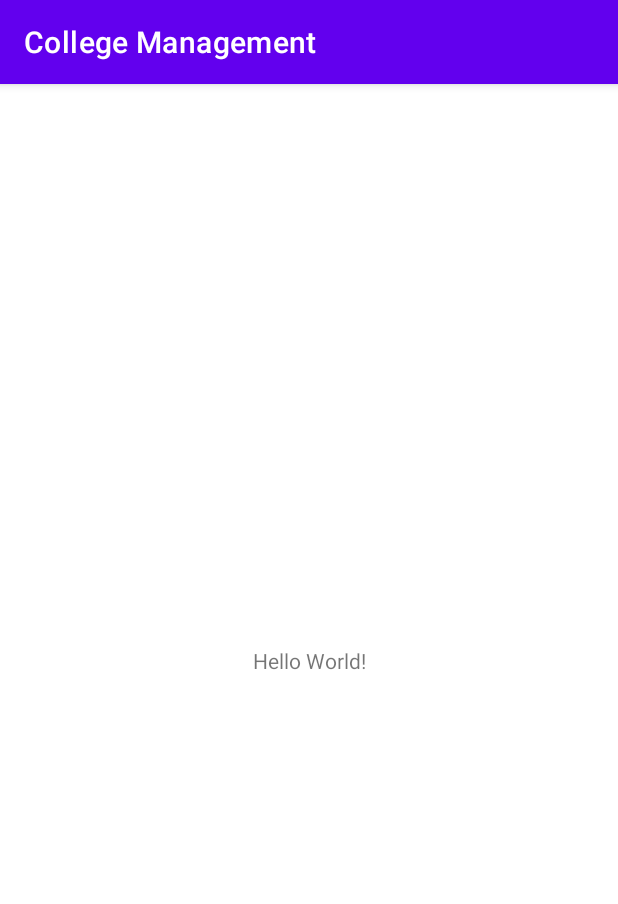
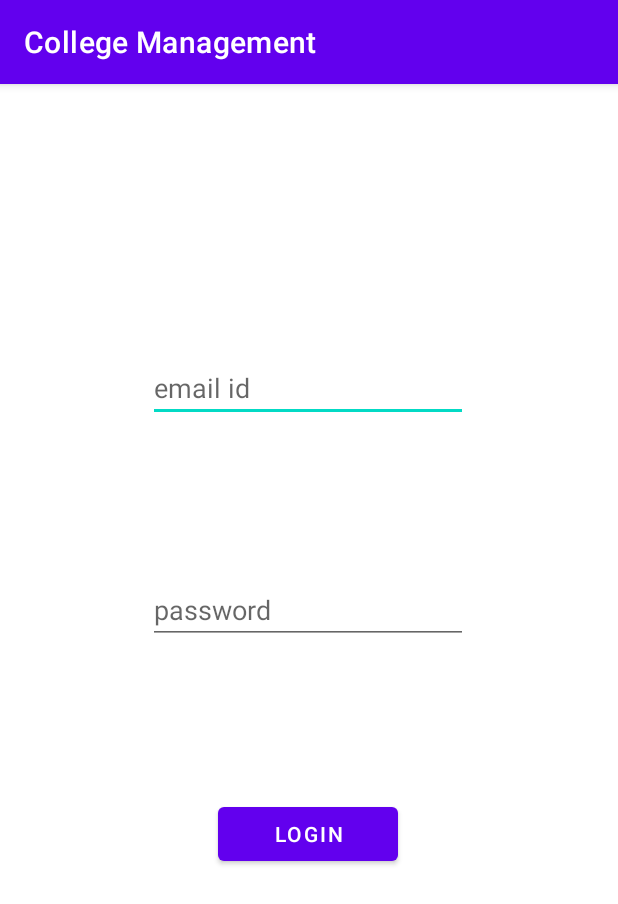
Before and after one commit to manoharrk22/College-Management-App, an Android app: the screen it shows after launch (MainActivity), on a phone screen of 412 x 824 dp. Shown: the top 904 px of the screen. Run offline under Robolectric (Android 15) with nearby library versions, the phone set to English and light mode, and no system bars.

Commit message:
Setting up Main Activity

```diff
--- a/app/src/main/AndroidManifest.xml
+++ b/app/src/main/AndroidManifest.xml
@@ -12,10 +12,11 @@
         <activity android:name=".MainActivity">
             <intent-filter>
                 <action android:name="android.intent.action.MAIN" />
-
                 <category android:name="android.intent.category.LAUNCHER" />
             </intent-filter>
         </activity>
+        <activity android:name=".Category"
+            android:label="category"/>
     </application>
 
 </manifest>
--- /dev/null
+++ b/app/src/main/java/com/example/collegemanagementBmsit/Category.java
@@ -0,0 +1,6 @@
+package com.example.collegemanagementBmsit;
+
+import androidx.appcompat.app.AppCompatActivity;
+
+public class Category extends AppCompatActivity {
+}
--- a/app/src/main/java/com/example/collegemanagementBmsit/MainActivity.java
+++ b/app/src/main/java/com/example/collegemanagementBmsit/MainActivity.java
@@ -2,7 +2,11 @@ package com.example.collegemanagementBmsit;
 
 import androidx.appcompat.app.AppCompatActivity;
 
+import android.content.Intent;
 import android.os.Bundle;
+import android.view.View;
+import android.widget.Button;
+import android.widget.EditText;
 
 public class MainActivity extends AppCompatActivity {
 
@@ -10,5 +14,24 @@ public class MainActivity extends AppCompatActivity {
     protected void onCreate(Bundle savedInstanceState) {
         super.onCreate(savedInstanceState);
         setContentView(R.layout.activity_main);
+
+        EditText emailLogin = (EditText) findViewById(R.id.editTextTextEmailLogin);
+        emailLogin.setOnClickListener(new View.OnClickListener(){
+
+            @Override
+            public void onClick(View v) {
+
+            }
+        });
+
+        Button loginButton=(Button) findViewById(R.id.login_button);
+        loginButton.setOnClickListener(new View.OnClickListener() {
+            @Override
+            public void onClick(View v) {
+                Intent loginIntent=new Intent(MainActivity.this,Category.class);
+                startActivity(loginIntent);
+            }
+        });
+
     }
 }
--- a/app/src/main/res/drawable/ic_launcher_background.xml
+++ b/app/src/main/res/drawable/ic_launcher_background.xml
@@ -5,7 +5,7 @@
     android:viewportWidth="108"
     android:viewportHeight="108">
     <path
-        android:fillColor="#3DDC84"
+        android:fillColor="#008577"
         android:pathData="M0,0h108v108h-108z" />
     <path
         android:fillColor="#00000000"
--- a/app/src/main/res/layout/activity_main.xml
+++ b/app/src/main/res/layout/activity_main.xml
@@ -6,13 +6,44 @@
     android:layout_height="match_parent"
     tools:context=".MainActivity">
 
-    <TextView
+    <EditText
+        android:id="@+id/editTextTextEmailLogin"
         android:layout_width="wrap_content"
         android:layout_height="wrap_content"
-        android:text="Hello World!"
+        android:ems="10"
+        android:hint="email id"
+        android:inputType="textPersonName"
         app:layout_constraintBottom_toBottomOf="parent"
-        app:layout_constraintLeft_toLeftOf="parent"
-        app:layout_constraintRight_toRightOf="parent"
-        app:layout_constraintTop_toTopOf="parent" />
+        app:layout_constraintEnd_toEndOf="parent"
+        app:layout_constraintHorizontal_bias="0.497"
+        app:layout_constraintStart_toStartOf="parent"
+        app:layout_constraintTop_toTopOf="parent"
+        app:layout_constraintVertical_bias="0.249" />
 
+    <EditText
+        android:id="@+id/editTextTextPassword"
+        android:layout_width="wrap_content"
+        android:layout_height="wrap_content"
+        android:ems="10"
+        android:hint="password"
+        android:inputType="textPassword"
+        app:layout_constraintBottom_toBottomOf="parent"
+        app:layout_constraintEnd_toEndOf="parent"
+        app:layout_constraintHorizontal_bias="0.497"
+        app:layout_constraintStart_toStartOf="parent"
+        app:layout_constraintTop_toTopOf="parent"
+        app:layout_constraintVertical_bias="0.454" />
+
+    <Button
+
+        android:id="@+id/login_button"
+        android:layout_width="120dp"
+        android:layout_height="wrap_content"
+        android:text="Login"
+        app:layout_constraintBottom_toBottomOf="parent"
+        app:layout_constraintEnd_toEndOf="parent"
+        app:layout_constraintHorizontal_bias="0.498"
+        app:layout_constraintStart_toStartOf="parent"
+        app:layout_constraintTop_toBottomOf="@+id/editTextTextPassword"
+        app:layout_constraintVertical_bias="0.297" />
 </androidx.constraintlayout.widget.ConstraintLayout>
```
Also changed, not shown: app/src/main/res/layout/category.xml (added, +20 -0 lines), app/src/main/res/drawable/background.png (added), app/src/main/res/drawable/baseline_donut_large_black_18dp.png (added), gradle/wrapper/gradle-wrapper.properties.
